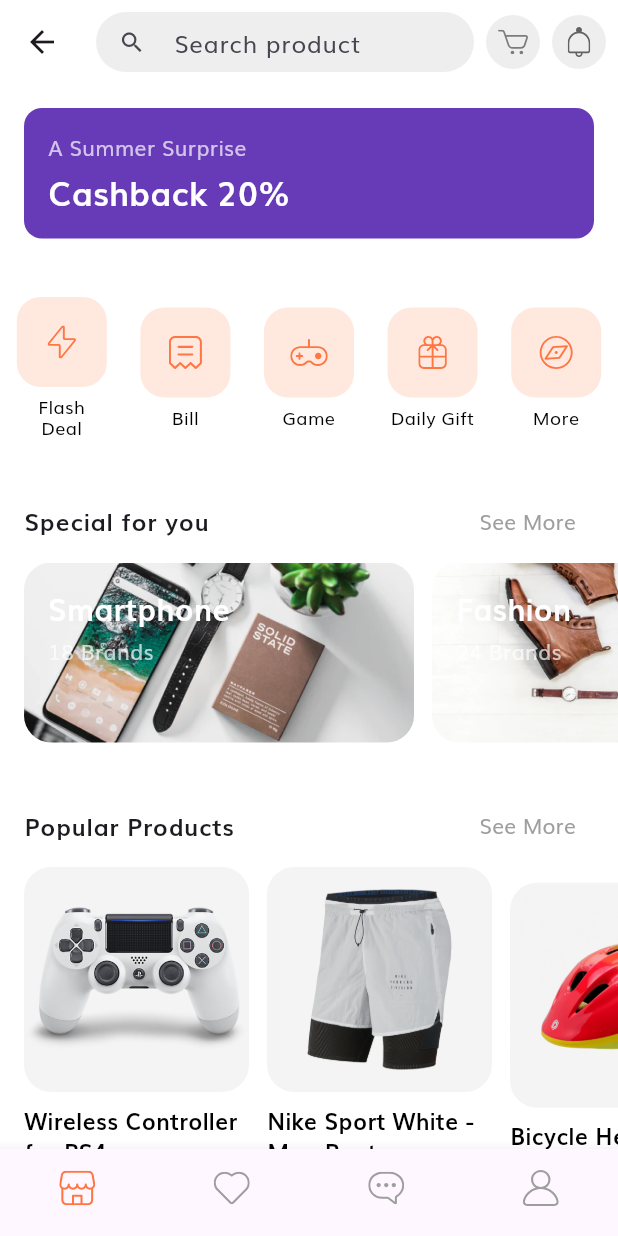
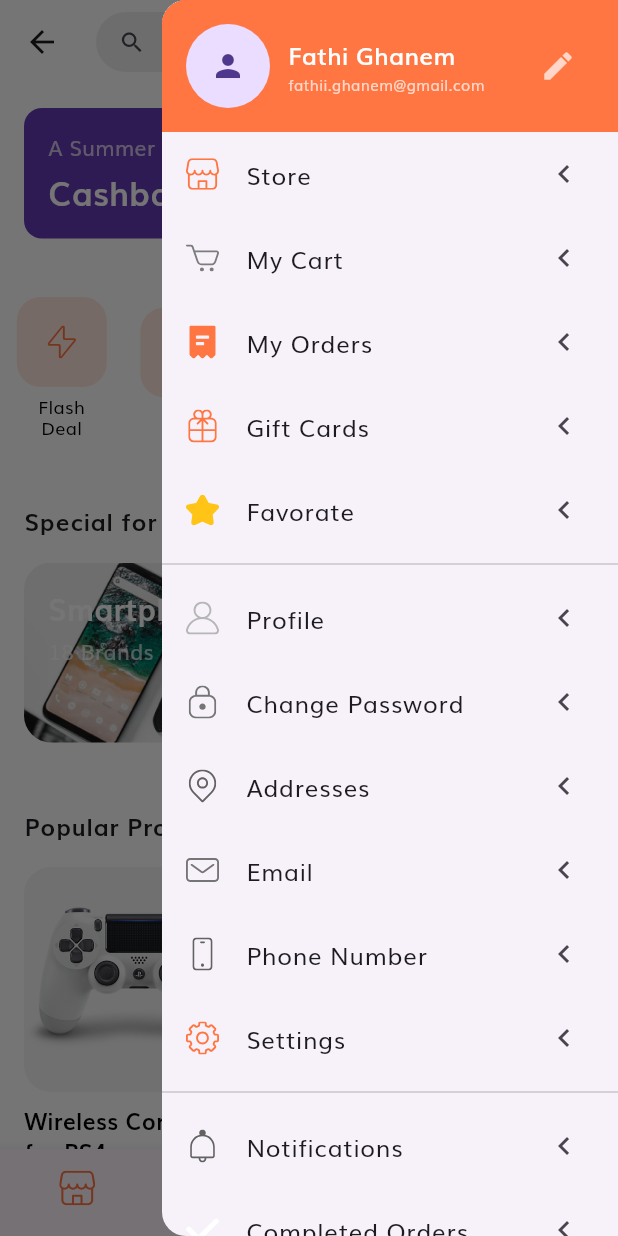
Before and after one commit to FathiGhanem/firstFlutterApp, a Flutter app: the Home screen opened by its route, with the side drawer open (before the commit the screen has no drawer), on a phone screen of 412 x 824 dp. Run offline on Flutter 3.47's test engine with Material 3 defaults, Android fonts, the phone set to English and light mode, and no system bars; our stand-ins replace flutter_svg.

Commit message:
Profile endDrawer

```diff
--- a/lib/screens/home.dart
+++ b/lib/screens/home.dart
@@ -1,4 +1,5 @@
 import 'package:e_commerceapp/screens/fav_page.dart';
+import 'package:e_commerceapp/screens/profile_end_drawer.dart';
 import 'package:e_commerceapp/screens/store_page.dart';
 import 'package:flutter/material.dart';
 import 'package:flutter_svg/flutter_svg.dart';
@@ -11,6 +12,7 @@ class Home extends StatefulWidget {
 }
 
 class _HomeState extends State<Home> {
+  final GlobalKey<ScaffoldState> _scaffoldKey = GlobalKey<ScaffoldState>();
   int _currentIndex = 0;
 
   Widget _buildCurrentPage() {
@@ -25,6 +27,8 @@ class _HomeState extends State<Home> {
   @override
   Widget build(BuildContext context) {
     return Scaffold(
+      key: _scaffoldKey,
+      endDrawer: ProfileDrawer(),
       backgroundColor: Colors.white,
 
       appBar: AppBar(
@@ -59,12 +63,18 @@ class _HomeState extends State<Home> {
       body: SafeArea(child: _buildCurrentPage()),
       bottomNavigationBar: BottomNavigationBar(
         type: BottomNavigationBarType.fixed,
-        selectedItemColor: const Color(0xFFFF7643),
+        selectedItemColor: Color(0xFFFF7643),
         unselectedItemColor: Colors.grey,
         showSelectedLabels: false,
         showUnselectedLabels: false,
         currentIndex: _currentIndex,
-        onTap: (i) => setState(() => _currentIndex = i),
+        onTap: (i) {
+          if (i == 3) {
+            _scaffoldKey.currentState?.openEndDrawer();
+            return;
+          }
+          setState(() => _currentIndex = i);
+        },
         items: [
           BottomNavigationBarItem(
             icon: SvgPicture.asset(
--- /dev/null
+++ b/lib/screens/profile_end_drawer.dart
@@ -0,0 +1,98 @@
+import 'package:flutter/material.dart';
+import 'package:flutter_svg/flutter_svg.dart';
+
+class ProfileDrawer extends StatelessWidget {
+  const ProfileDrawer({super.key});
+
+  Widget tile(String iconPath, String title, VoidCallback onTap) {
+    return ListTile(
+      leading: SvgPicture.asset(iconPath, width: 22, height: 22),
+      title: Text(title, style: const TextStyle(fontWeight: FontWeight.w500)),
+      onTap: onTap,
+      trailing: Icon(Icons.chevron_left),
+    );
+  }
+
+  @override
+  Widget build(BuildContext context) {
+    return Drawer(
+      child: SafeArea(
+        child: Column(
+          children: [
+            Container(
+              color: Color(0xFFFF7643),
+              padding: EdgeInsets.all(16),
+              child: Row(
+                children: [
+                  CircleAvatar(radius: 28, child: Icon(Icons.person)),
+                  SizedBox(width: 12),
+                  Expanded(
+                    child: Column(
+                      crossAxisAlignment: CrossAxisAlignment.start,
+                      children: [
+                        Text(
+                          "Fathi Ghanem",
+                          style: TextStyle(
+                            color: Colors.white,
+                            fontSize: 16,
+                            fontWeight: FontWeight.w600,
+                          ),
+                        ),
+                        Text(
+                          "fathii.ghanem@gmail.com",
+                          style: TextStyle(color: Colors.white70, fontSize: 10),
+                        ),
+                      ],
+                    ),
+                  ),
+                  IconButton(
+                    onPressed: () {},
+                    icon: Icon(Icons.edit, color: Colors.white70),
+                  ),
+                ],
+              ),
+            ),
+
+            Expanded(
+              child: ListView(
+                children: [
+                  tile("assets/icons/Shop Icon.svg", "Store", () {}),
+                  tile("assets/icons/Cart Icon.svg", "My Cart", () {}),
+                  tile("assets/icons/receipt.svg", "My Orders", () {}),
+                  tile("assets/icons/Gift Icon.svg", "Gift Cards", () {}),
+                  tile("assets/icons/Star Icon.svg", "Favorate", () {}),
+                  Divider(),
+
+                  tile("assets/icons/User Icon.svg", "Profile", () {}),
+                  tile("assets/icons/Lock.svg", "Change Password", () {}),
+                  tile("assets/icons/Location point.svg", "Addresses", () {}),
+                  tile("assets/icons/Mail.svg", "Email", () {}),
+                  tile("assets/icons/Phone.svg", "Phone Number", () {}),
+                  tile("assets/icons/Settings.svg", "Settings", () {}),
+                  Divider(),
+
+                  tile("assets/icons/Bell.svg", "Notifications", () {}),
+                  tile("assets/icons/Success.svg", "Completed Orders", () {}),
+                  tile("assets/icons/Error.svg", "Cancelled Orders", () {}),
+                  tile("assets/icons/Flash Icon.svg", "Flash Deals", () {}),
+                  Divider(),
+
+                  tile("assets/icons/Call.svg", "Call Us", () {}),
+                  tile("assets/icons/Conversation.svg", "Live Chat", () {}),
+                  tile("assets/icons/Question mark.svg", "FAQ", () {}),
+                  tile("assets/icons/facebook-2.svg", "Facebook", () {}),
+                  tile("assets/icons/twitter.svg", "Twitter", () {}),
+                  tile("assets/icons/google-icon.svg", "Google", () {}),
+                  Divider(),
+
+                  tile("assets/icons/Log out.svg", "Log Out", () {}),
+                  tile("assets/icons/Trash.svg", "Delete Account", () {}),
+                ],
+              ),
+            ),
+          ],
+        ),
+      ),
+    );
+  }
+}
--- a/pubspec.yaml
+++ b/pubspec.yaml
@@ -30,9 +30,8 @@ environment:
 dependencies:
   flutter:
     sdk: flutter
-
   flutter_svg: ^2.0.7
-
+  carousel_slider: ^5.1.1
   # The following adds the Cupertino Icons font to your application.
   # Use with the CupertinoIcons class for iOS style icons.
   cupertino_icons: ^1.0.8
```
Also changed, not shown: pubspec.lock.
